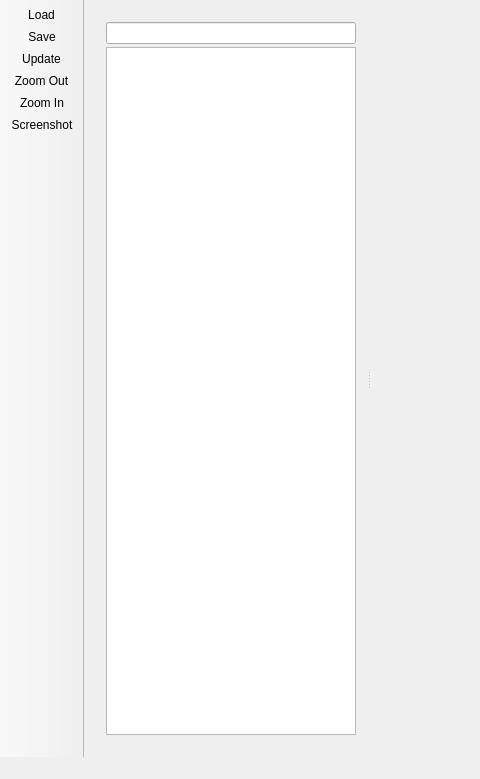
gamoeba/stagehand, file mainwindow.ui: the form before one commit; both pictures show x 0 to 480 and y 0 to 779 of the 1000 by 779 pixel window.
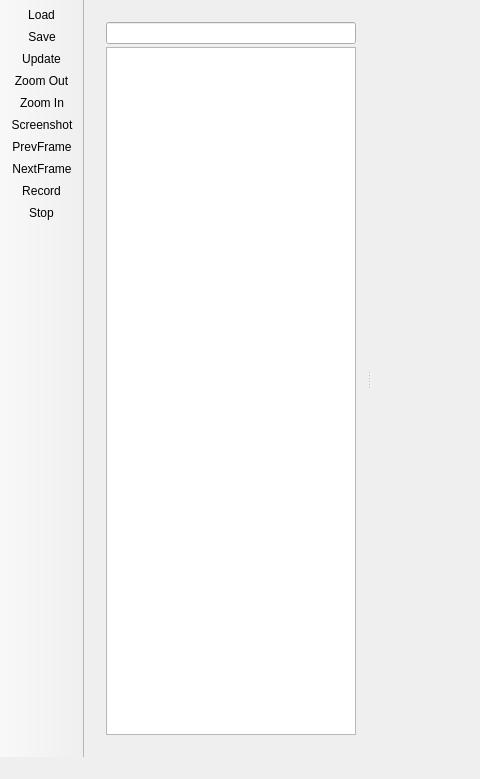
The form after the commit. Icons and pictures are not drawn.

What changed in the file:
```diff
--- a/mainwindow.ui
+++ b/mainwindow.ui
@@ -273,6 +273,10 @@
    <addaction name="actionZoom_Out"/>
    <addaction name="actionZoom_In"/>
    <addaction name="actionScreenshot"/>
+   <addaction name="actionPrevFrame"/>
+   <addaction name="actionNextFrame"/>
+   <addaction name="actionRecord"/>
+   <addaction name="actionStop"/>
   </widget>
   <widget class="QStatusBar" name="statusBar"/>
   <action name="actionLoad">
@@ -342,6 +346,26 @@
     <string>Show/Hide Screenshot</string>
    </property>
   </action>
+  <action name="actionPrevFrame">
+   <property name="text">
+    <string>PrevFrame</string>
+   </property>
+  </action>
+  <action name="actionNextFrame">
+   <property name="text">
+    <string>NextFrame</string>
+   </property>
+  </action>
+  <action name="actionRecord">
+   <property name="text">
+    <string>Record</string>
+   </property>
+  </action>
+  <action name="actionStop">
+   <property name="text">
+    <string>Stop</string>
+   </property>
+  </action>
  </widget>
  <layoutdefault spacing="6" margin="11"/>
  <resources>
```
Left out of the diff: 68 changed lines with no effect on the pictures.
